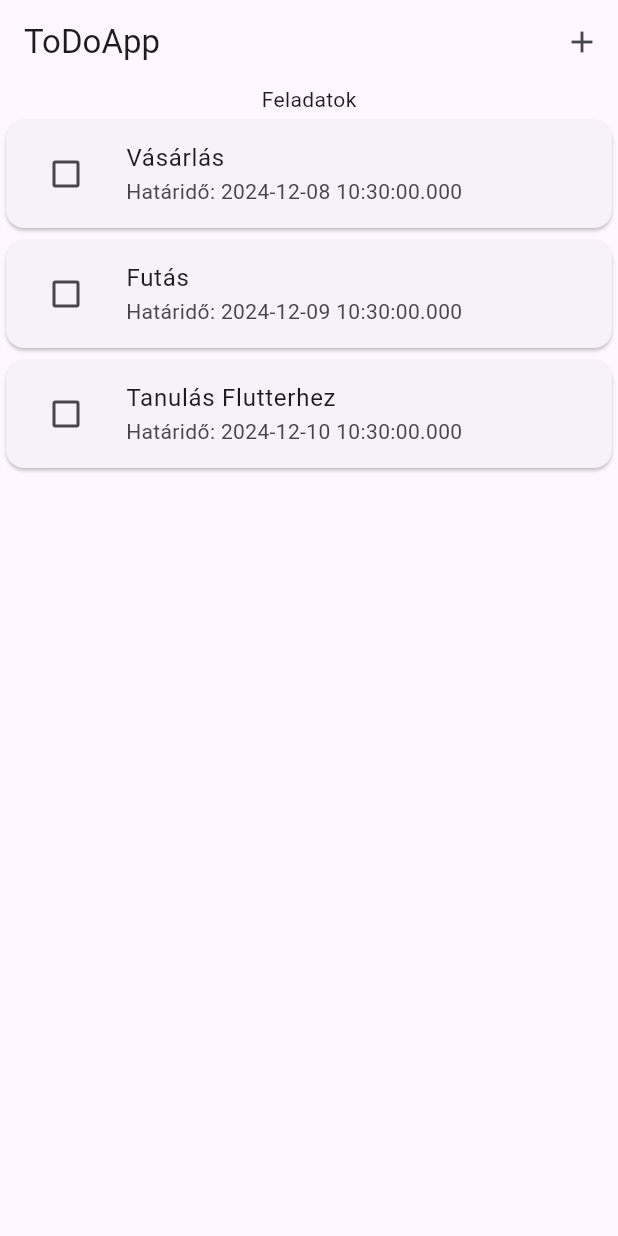
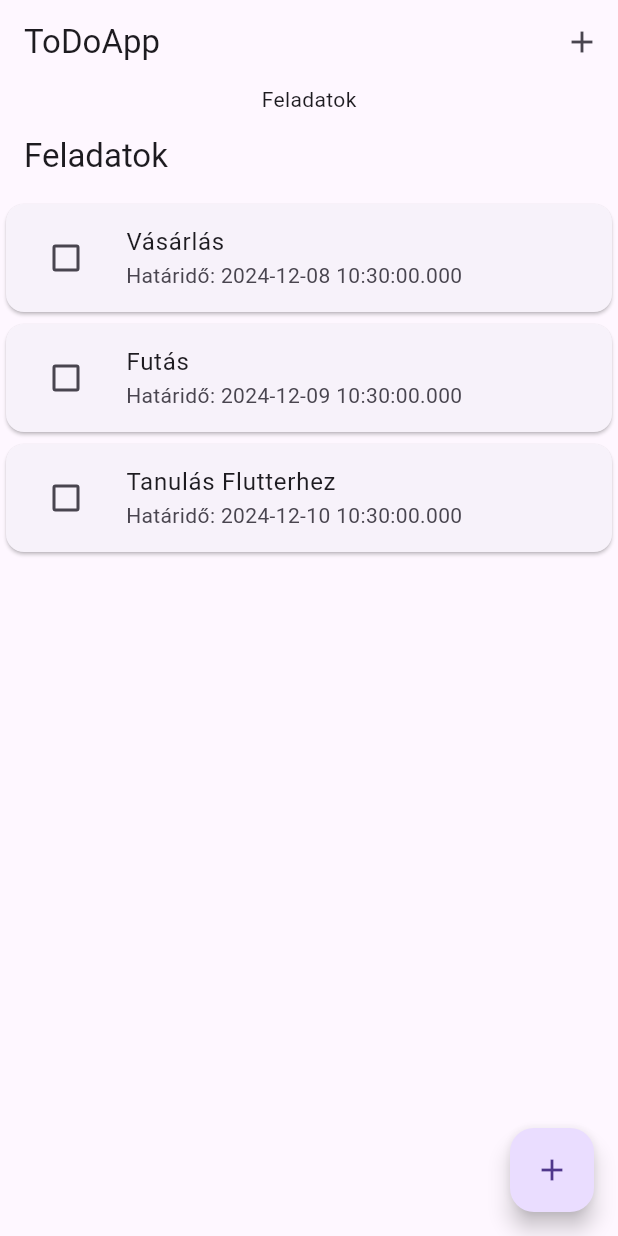
Before and after one commit to gylm99/to_do_list_app, a Flutter app: the screen it shows after launch, on a phone screen of 412 x 824 dp. Run offline on Flutter 3.47's test engine with Material 3 defaults, Android fonts, the phone set to English and light mode, and no system bars.

Commit message:
- Task deletion working - Task addition in progress

```diff
--- a/lib/task_card.dart
+++ b/lib/task_card.dart
@@ -6,11 +6,61 @@ class TaskCard extends StatelessWidget {
     super.key,
     required this.task,
     required this.onTaskUpdated,
+    required this.onTaskDeleted,
+    required this.onTaskAdded
   });
 
   final Task task;
   final VoidCallback onTaskUpdated;
+  final VoidCallback onTaskDeleted;
+  final VoidCallback onTaskAdded;
 
+
+  @override
+  Widget build(BuildContext context) {
+    return Dismissible(
+      key: Key(task.id.toString()), // Egyedi kulcs a task azonosítóval
+      direction: DismissDirection.endToStart, // Csak jobbról balra lehet elhúzni
+      onDismissed: (direction) {
+        onTaskDeleted(); // Törlés visszahívása
+        ScaffoldMessenger.of(context).showSnackBar(
+          SnackBar(content: Text('${task.title} törölve lett')),
+        );
+      },
+      background: Container(
+        color: Colors.red,
+        alignment: Alignment.centerRight,
+        padding: EdgeInsets.symmetric(horizontal: 20),
+        child: Icon(Icons.delete, color: Colors.white),
+      ),
+      child: Card(
+        child: ListTile(
+          leading: Checkbox(
+            value: task.isDone,
+            onChanged: (value) {
+              task.toggleCompleted();
+              onTaskUpdated();
+            },
+          ),
+          title: Text(
+            task.title,
+            style: task.isDone
+                ? const TextStyle(
+              decoration: TextDecoration.lineThrough,
+            )
+                : null,
+          ),
+          subtitle: Text("Határidő: ${task.deadLine.toString()}"),
+        ),
+      ),
+    );
+  }
+}
+
+
+
+
+  /*
   @override
   Widget build(BuildContext context) {
     return Card(
@@ -35,3 +85,4 @@ class TaskCard extends StatelessWidget {
     );
   }
 }
+*/
--- a/lib/task_list.dart
+++ b/lib/task_list.dart
@@ -1,21 +1,57 @@
 import 'package:flutter/material.dart';
 import 'package:to_do_list_app/model/task.dart';
 import 'package:to_do_list_app/task_card.dart';
+import 'package:to_do_list_app/new_task.dart';
 
 
 class TaskList extends StatelessWidget {
   const TaskList({super.key,
   required this.tasks,
+    required this.onTaskAdded,
   required this.onTaskToggled
   });
 
   final List<Task> tasks;
   final Function(Task) onTaskToggled;
+  final Function(Task) onTaskAdded;
+
+  /*
+  @override
+  Widget build(BuildContext context) {
+    return ListView.builder(itemCount: tasks.length,
+    itemBuilder: (ctx, index)=>TaskCard(task: tasks[index], onTaskUpdated: ()=>onTaskToggled(tasks[index]), onTaskDeleted: () {  },));
+  }
+  */
 
   @override
   Widget build(BuildContext context) {
-    return ListView.builder(itemCount: tasks.length,
-    itemBuilder: (ctx, index)=>TaskCard(task: tasks[index], onTaskUpdated: ()=>onTaskToggled(tasks[index])));
+    return Scaffold(
+      appBar: AppBar(
+          title: Text('Feladatok')
+      ),
+      body: ListView.builder(
+        itemCount: tasks.length,
+        itemBuilder: (ctx, index) => TaskCard(
+          task: tasks[index],
+          onTaskUpdated: () => onTaskToggled(tasks[index]),
+          onTaskDeleted: () {
+            // Feladat törlési logika
+          }, onTaskAdded: () {  },
+        ),
+      ),
+      floatingActionButton: FloatingActionButton(
+        onPressed: () async {
+          // Új feladat hozzáadása
+          Task? newTask = await Navigator.push(
+            context,
+            MaterialPageRoute(builder: (context) => NewTask()),
+          );
+          if (newTask != null) {
+            onTaskAdded(newTask);
+          }
+        },
+        child: const Icon(Icons.add),
+      ),
+    );
   }
-
 }
--- a/lib/todo_list.dart
+++ b/lib/todo_list.dart
@@ -48,7 +48,7 @@ final List<Task> _registeredTasks = [
     ),
     body: Column(children: [
       const Text("Feladatok"),
-      Expanded(child: TaskList(tasks: _registeredTasks, onTaskToggled: _toggleTask))
+      Expanded(child: TaskList(tasks: _registeredTasks, onTaskToggled: _toggleTask, onTaskAdded: (Task ) {  },))
     ],),
    );
 
```
Also changed, not shown: lib/new_task.dart (+50 -2 lines).
